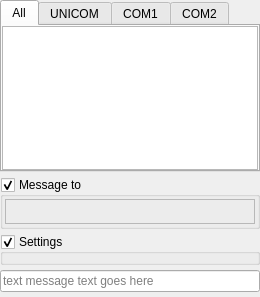
Old version of the form src/blackgui/components/textmessagecomponent.ui in the repository swift-project/pilotclient.
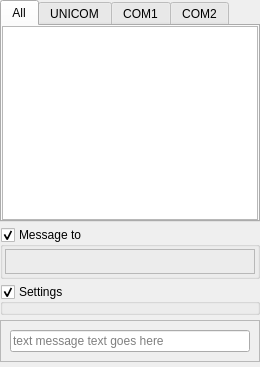
New version of the form. Custom widgets are drawn as their Qt base class.

Commit message: Ref T592, frame around entry line in floating text message window

Patch:
```diff
--- a/src/blackgui/components/textmessagecomponent.ui
+++ b/src/blackgui/components/textmessagecomponent.ui
@@ -2,14 +2,6 @@
 <ui version="4.0">
  <class>CTextMessageComponent</class>
  <widget class="QFrame" name="CTextMessageComponent">
-  <property name="geometry">
-   <rect>
-    <x>0</x>
-    <y>0</y>
-    <width>260</width>
-    <height>297</height>
-   </rect>
-  </property>
   <property name="windowTitle">
    <string>Text messages</string>
   </property>
@@ -297,7 +289,16 @@
     </widget>
    </item>
    <item>
-    <widget class="BlackGui::CLineEditHistory" name="lep_textMessages">
+    <widget class="QFrame" name="fr_TextMessage">
+     <property name="frameShape">
+      <enum>QFrame::StyledPanel</enum>
+     </property>
+     <property name="frameShadow">
+      <enum>QFrame::Raised</enum>
+     </property>
+     <layout class="QHBoxLayout" name="hl_TextMessage">
+      <item>
+       <widget class="BlackGui::CLineEditHistory" name="lep_TextMessages">
      <property name="toolTip">
       <string>command line (e.g. &quot;.com1&quot;, &quot;.x&quot;, &quot;.msg com1&quot;)</string>
      </property>
@@ -308,6 +309,9 @@
    </item>
   </layout>
  </widget>
+   </item>
+  </layout>
+ </widget>
  <customwidgets>
   <customwidget>
    <class>BlackGui::Views::CTextMessageView</class>
```
Left out of the diff: 5 changed lines with no effect on the pictures. Lines whose indentation alone changed are shown as unchanged. The commit also changes 1 other file.
